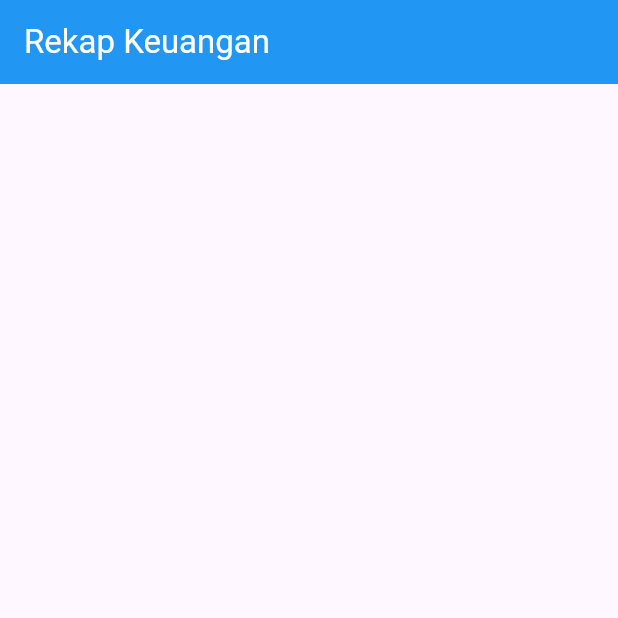
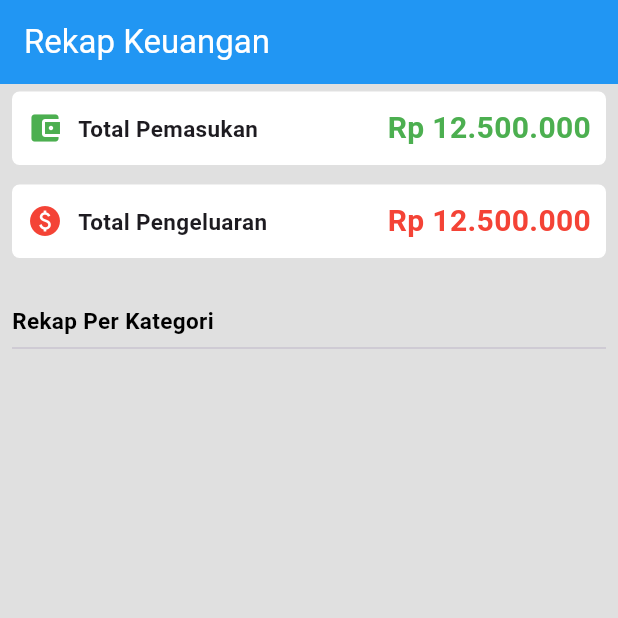
Before and after one commit to BungaDOR/Project-Aplikasi-Berbasis-Web-Pencatatan-Keuangan, a Flutter app: the screen it shows after launch, on a phone screen of 412 x 824 dp, the top half of it. Run offline on Flutter 3.47's test engine with Material 3 defaults, Android fonts, the phone set to English and light mode, and no system bars.

Commit message:
Rekap per kategori-Page RekapKeuangan

```diff
--- a/lib/page_profil/profil.dart
+++ b/lib/page_profil/profil.dart
@@ -35,17 +35,17 @@ class Profil extends StatelessWidget {
                   ),
                   child: Icon(Icons.person, size: 60),
                 ),
-                const SizedBox(height: 10),
-                const Text(
+                SizedBox(height: 10),
+                Text(
                   "Nama User",
                   style: TextStyle(fontSize: 20, fontWeight: FontWeight.bold),
                 ),
-                const SizedBox(height: 5),
-                const Text(
+                SizedBox(height: 5),
+                Text(
                   "namaemail@gmail.com",
                   style: TextStyle(color: Colors.grey),
                 ),
-                const SizedBox(height: 20),
+                SizedBox(height: 20),
 
                 Row(
                   children: [ Expanded(child:
@@ -164,8 +164,8 @@ class Profil extends StatelessWidget {
                       MaterialPageRoute(builder: (context) => RegisterPage()),
                     );
                   },
-                  icon: const Icon(Icons.logout, color: Colors.red),
-                  label: const Text(
+                  icon: Icon(Icons.logout, color: Colors.red),
+                  label: Text(
                     "Logout",
                     style: TextStyle(
                       fontWeight: FontWeight.bold,
--- a/lib/rekap_keuangan/rekap_keuangan.dart
+++ b/lib/rekap_keuangan/rekap_keuangan.dart
@@ -11,19 +11,87 @@ class _RekapKeuanganState extends State<RekapKeuangan> {
   @override
   Widget build(BuildContext context) {
     return Scaffold(
+      backgroundColor: Colors.grey[300],
       appBar: AppBar(title: Text("Rekap Keuangan"),
       backgroundColor: Colors.blue,
       foregroundColor: Colors.white,
       ),
 
       body: Column(
-        mainAxisAlignment: MainAxisAlignment.center,
+        //mainAxisAlignment: MainAxisAlignment.center,
         children: [
-          Container(
-            decoration: BoxDecoration(
-              borderRadius: BorderRadius.circular(5),
+          Padding(
+            padding: EdgeInsetsGeometry.symmetric(horizontal: 8, vertical: 5),
+            child: Container(
+              decoration: BoxDecoration(
+                borderRadius: BorderRadius.circular(5),
+                color: Colors.white
+              ),
+              child: Padding(
+                padding: const EdgeInsets.all(10),
+                child: Row(
+                  children: [
+                    Icon(Icons.account_balance_wallet, color: Colors.green,),
+                    SizedBox(width: 10,),
+                    Text("Total Pemasukan",
+                    style: TextStyle(fontWeight: FontWeight.w600, fontSize: 15),),
+                    Spacer(),
+                    Text("Rp 12.500.000", style: TextStyle(
+                      fontWeight: FontWeight.bold,
+                      fontSize: 20,
+                      color: Colors.green,
+                    ),),
+                  ],
+                ),
+              ),
+            ),
+          ),
+
+          //SizedBox(height: 3,),
+
+          Padding(
+            padding: const EdgeInsets.all(8.0),
+            child: Container(
+              decoration: BoxDecoration(
+                borderRadius: BorderRadius.circular(5),
+                color: Colors.white
+              ),
+              child: Padding(
+                padding: const EdgeInsets.all(10),
+                child: Row(
+                  children: [
+                    Icon(Icons.paid, color: Colors.red,),
+                    SizedBox(width: 10,),
+                    Text("Total Pengeluaran",
+                    style: TextStyle(fontWeight: FontWeight.w600, fontSize: 15),),
+                    Spacer(),
+                    Text("Rp 12.500.000", style: TextStyle(
+                      fontWeight: FontWeight.bold,
+                      fontSize: 20,
+                      color: Colors.red,
+                    ),),
+                  ],
+                ),
+              ),
+            ),
+          ),
+
+          SizedBox(height: 15),
+
+          Padding(
+            padding: const EdgeInsets.all(8.0),
+            child: Column(
+              crossAxisAlignment: CrossAxisAlignment.start,
+              children: [
+                Text("Rekap Per Kategori",
+                style: TextStyle(fontSize: 15, fontWeight: FontWeight.bold,
+                color: Colors.black),
+                ),
+                Divider(),
+              ],
             ),
           )
+
         ],
       ),
     );
```
